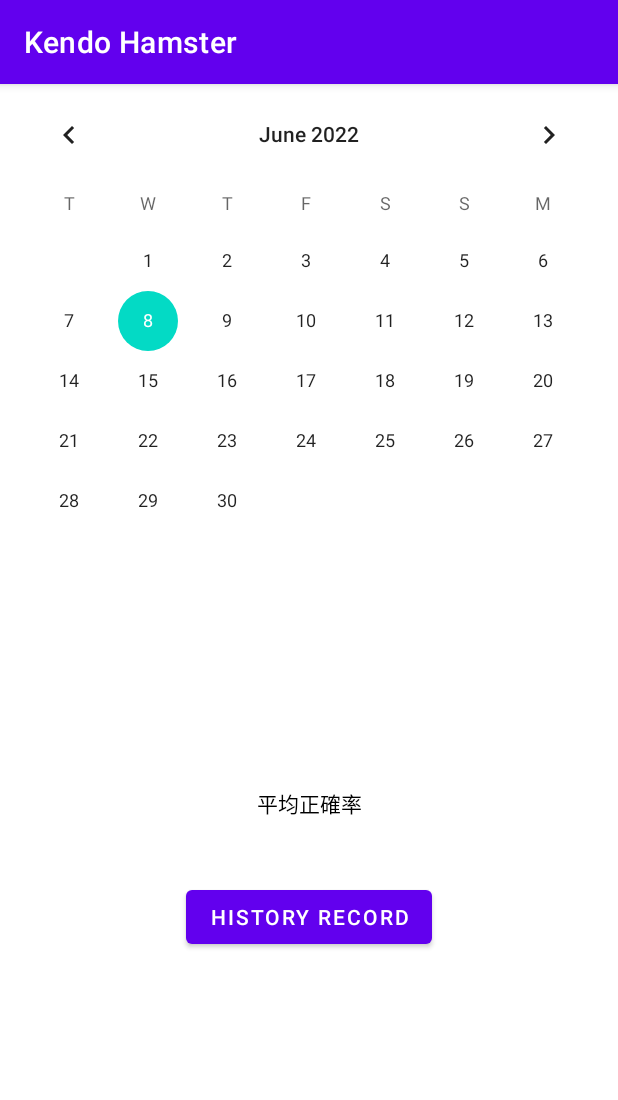
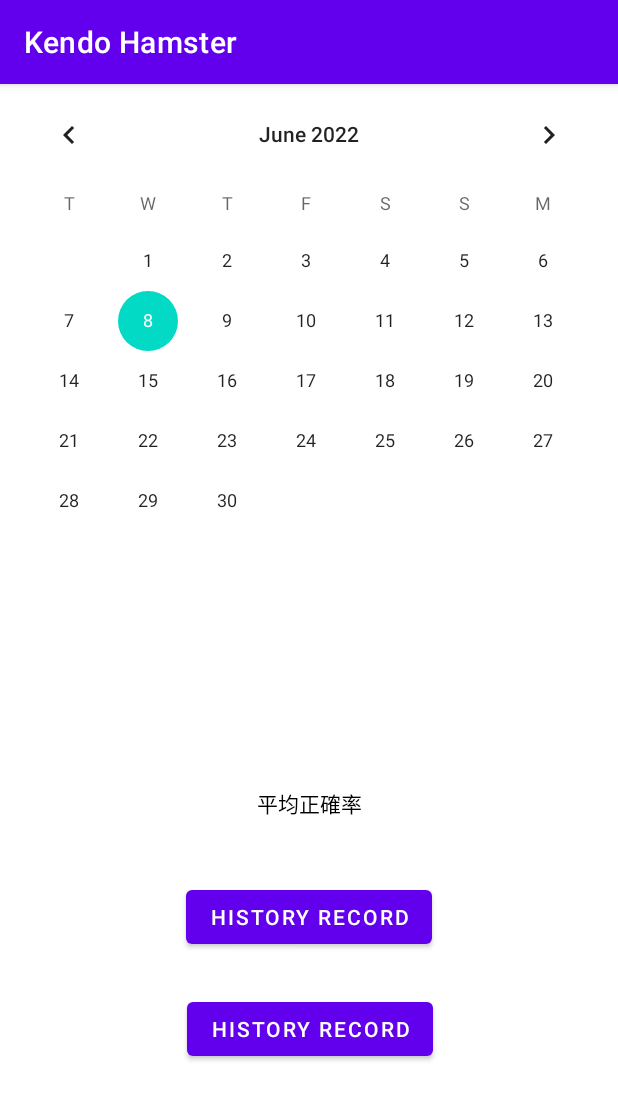
Before and after one commit to Yang-Yun-Yeh/KendoHamster, an Android app: the History screen opened directly, with no data from a screen before it, on a phone screen of 412 x 824 dp. Shown: the top 1100 px of the screen. Run offline under Robolectric (Android 15) with nearby library versions, the light colour scheme and no system bars.

```diff
--- a/app/src/main/java/com/ncumis/kendohamster/History.java
+++ b/app/src/main/java/com/ncumis/kendohamster/History.java
@@ -13,7 +13,7 @@
 
 public class History extends AppCompatActivity {
     CalendarView calendarView;
-    Button btnRecord;
+    Button btnRecord, btnDraw;
 
     @Override
     protected void onCreate(Bundle savedInstanceState) {
@@ -22,6 +22,7 @@
 
         calendarView = findViewById(R.id.calendarView);
         btnRecord = findViewById(R.id.btnRecord);
+        btnDraw = findViewById(R.id.btnDraw);
 
         /*calendarView.getDate();
         calendarView.setOnClickListener(new View.OnClickListener() {
@@ -40,6 +41,16 @@
             }
         });
 
+        //此按鈕是用於嘗試java繪圖的功能
+        //所以點這邊的按鈕，會進到一個 DrawPictureTry 這個 activity 裡
+        btnDraw.setOnClickListener(new View.OnClickListener() {
+            @Override
+            public void onClick(View view) {
+                Intent i = new Intent(History.this, DrawPictureTry.class);
+                startActivity(i);
+            }
+        });
+
 
     }
 }
--- a/app/src/main/res/layout/activity_history.xml
+++ b/app/src/main/res/layout/activity_history.xml
@@ -37,4 +37,15 @@
         app:layout_constraintStart_toStartOf="parent"
         app:layout_constraintTop_toBottomOf="@+id/textView2" />
 
+    <Button
+        android:id="@+id/btnDraw"
+        android:layout_width="wrap_content"
+        android:layout_height="wrap_content"
+        android:layout_marginTop="116dp"
+        android:text="history Record"
+        app:layout_constraintEnd_toEndOf="parent"
+        app:layout_constraintHorizontal_bias="0.502"
+        app:layout_constraintStart_toStartOf="parent"
+        app:layout_constraintTop_toBottomOf="@+id/textView2" />
+
 </androidx.constraintlayout.widget.ConstraintLayout>
--- a/settings.gradle
+++ b/settings.gradle
@@ -10,6 +10,7 @@
     repositories {
         google()
         mavenCentral()
+        maven { url 'https://jitpack.io' }
     }
 }
 rootProject.name = "Kendo Hamster"
```
Also changed, not shown: app/build.gradle (+8 -0 lines), app/src/main/AndroidManifest.xml (+5 -3 lines), app/src/main/java/com/ncumis/kendohamster/DrawPictureTry.java (added, +38 -0 lines), app/src/main/java/com/ncumis/kendohamster/LineChartData.java (added, +108 -0 lines), app/src/main/res/layout/activity_draw_picture_try.xml (added, +11 -0 lines), app/src/main/res/values/colors.xml (+7 -0 lines).
